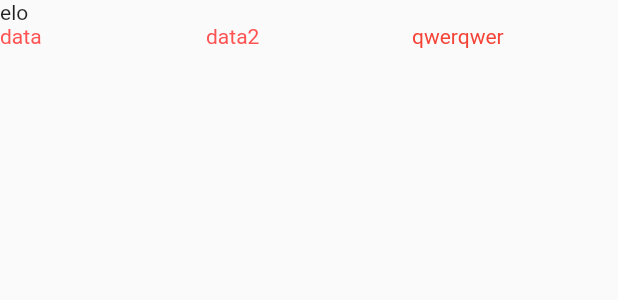
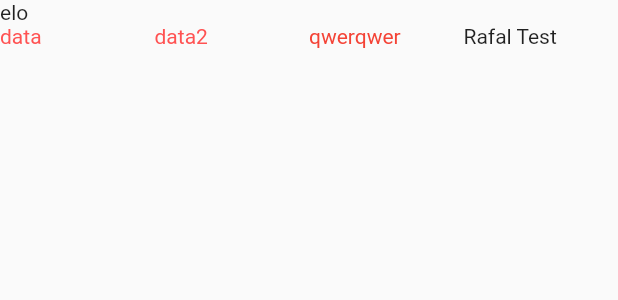
Before and after one commit to FlutterDevSchedule/SchedulerFlutter, a Flutter app: the ImportElement widget shown alone on an empty page, opened directly, on a phone screen of 412 x 824 dp. Shown: the top 300 px of the screen. Run offline on Flutter 3.47's test engine with Material 2 defaults, Android fonts, the phone set to English and light mode, and no system bars; our stand-ins replace flutter_datetime_picker, google_sign_in, jiffy; missing offline and left inert: googleapis.

Commit message:
Test Rafal

```diff
--- a/lib/inserted_component.dart
+++ b/lib/inserted_component.dart
@@ -26,6 +26,11 @@ class ImportElement extends StatelessWidget {
                   'qwerqwer',
                   style: TextStyle(color: Colors.red),
                 ),
+              ),
+              Expanded(
+                child: Text(
+                  'Rafal Test'
+                )
               )
             ],
           )
```
